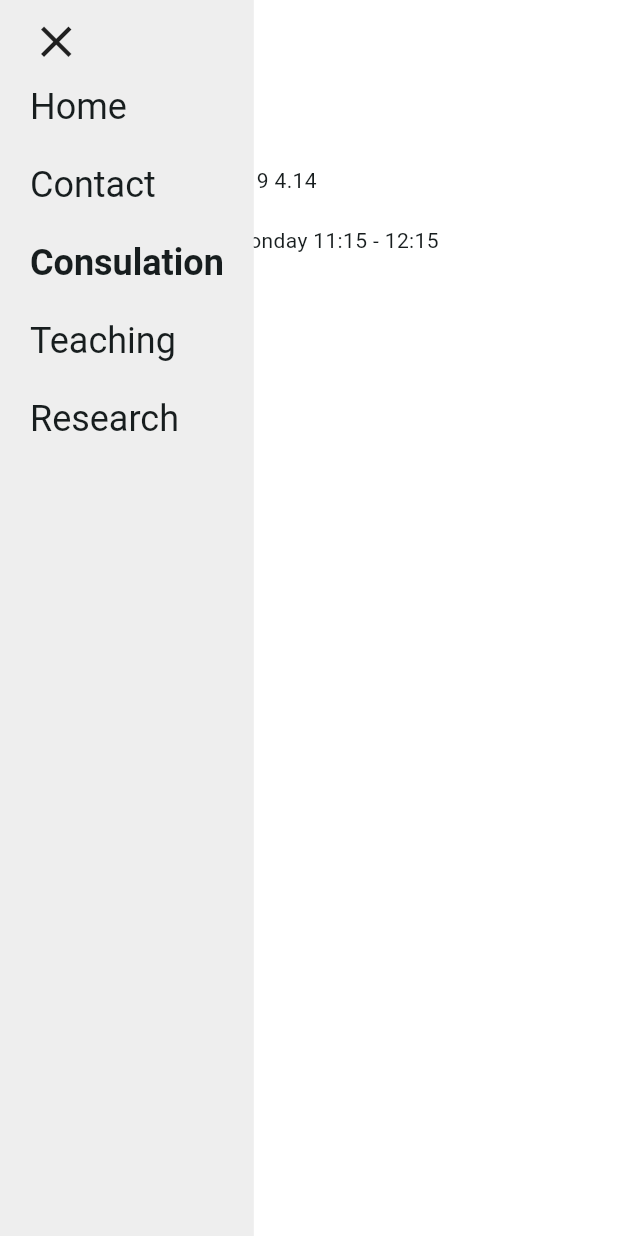
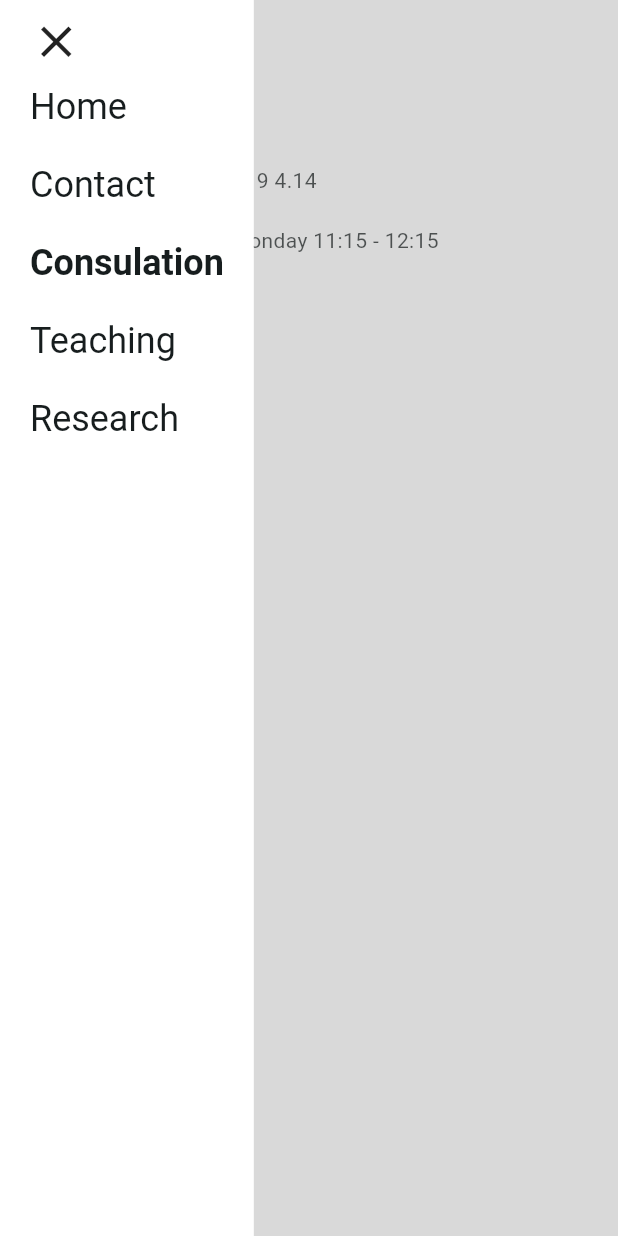
Before and after one commit to M1loseph/phd-website, a Flutter app: the ConsultationPage screen opened by its route, after a tap on the "menu" icon, on a phone screen of 412 x 824 dp. Run offline on Flutter 3.47's test engine with Material 2 defaults, Android fonts, the phone set to English and light mode, and no system bars; our stand-ins replace go_router, shared_preferences; accounts and stored records are empty; generated files the repository leaves out were written again.

Commit message:
overflow fixes, tap on mobile closes the menu

```diff
--- a/phd_website/lib/layouts/navigation_layout.dart
+++ b/phd_website/lib/layouts/navigation_layout.dart
@@ -15,12 +15,11 @@ class NavigationLayout extends StatelessWidget {
 
   @override
   Widget build(BuildContext context) {
-    final nav = navbar.NavigationBar(currentPath: state.fullPath!);
     return ResponsiveLayout(
       desktopLayout: Column(
         mainAxisAlignment: MainAxisAlignment.center,
         children: [
-          nav,
+          navbar.NavigationBar(currentPath: state.fullPath!),
           Expanded(
             child: currentPage,
           ),
@@ -29,7 +28,7 @@ class NavigationLayout extends StatelessWidget {
       mobileLayout: Stack(
         children: [
           currentPage,
-          nav,
+          navbar.NavigationBar(currentPath: state.fullPath!)
         ],
       ),
     );
--- a/phd_website/lib/nav/navigation_bar.dart
+++ b/phd_website/lib/nav/navigation_bar.dart
@@ -31,25 +31,43 @@ class NavigationBar extends StatelessWidget {
           ],
         ),
       ),
-      mobileLayout: AnimatedSize(
+      mobileLayout: Stack(
+        children: [
+          if (globalState.isMenuExpanded())
+            MouseRegion(
+              cursor: SystemMouseCursors.click,
+              child: GestureDetector(
+                onTap: () => globalState.changeMenuExpansion(),
+                child: Container(
+                  color: Colors.grey.shade500.withAlpha(100),
+                ),
+              ),
+            )
+          else
+            const SizedBox.shrink(),
+          AnimatedSize(
             duration: const Duration(milliseconds: 200),
             alignment: Alignment.topLeft,
             child: Container(
-          color:
-              globalState.isMenuExpanded() ? appBarColor : Colors.transparent,
+              color: globalState.isMenuExpanded()
+                  ? Colors.white
+                  : Colors.transparent,
               child: Column(
                 crossAxisAlignment: CrossAxisAlignment.start,
                 children: [
                   const NavigationBarFirstElement(),
-              globalState.isMenuExpanded()
-                  ? NavigationTabs(
+                  if (globalState.isMenuExpanded())
+                    NavigationTabs(
                       currentPath: currentPath,
                     )
-                  : const SizedBox.shrink()
+                  else
+                    const SizedBox.shrink()
                 ],
               ),
             ),
           ),
+        ],
+      ),
     );
   }
 }
--- a/phd_website/lib/pages/consultation_page.dart
+++ b/phd_website/lib/pages/consultation_page.dart
@@ -23,9 +23,11 @@ class ConsultationPage extends StatelessWidget {
                 SizedBox(
                   width: iconSpace,
                 ),
-                Text(
-                  locale!.consultationPagePlace,
-                  style: textStyle,
+                Flexible(
+                  child: Text(
+                    locale!.consultationPagePlace,
+                    style: textStyle,
+                  ),
                 ),
               ],
             ),
@@ -36,9 +38,11 @@ class ConsultationPage extends StatelessWidget {
                 SizedBox(
                   width: iconSpace,
                 ),
-                Text(
-                  locale.consultationPageDates,
-                  style: textStyle,
+                Flexible(
+                  child: Text(
+                    locale.consultationPageDates,
+                    style: textStyle,
+                  ),
                 ),
               ],
             ),
```
Also changed, not shown: phd_website/lib/components/clickable_link.dart (+23 -16 lines), phd_website/lib/pages/research_page.dart (+23 -16 lines). Lines whose indentation alone changed are shown as unchanged.
